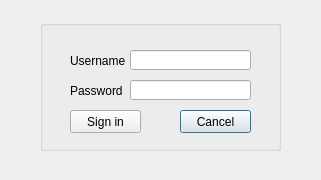
ButterSydUp/Blockbusted, file emp_verification.ui: the form before one commit.
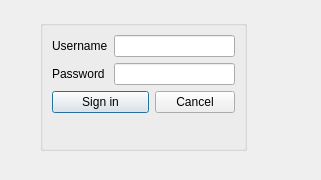
The form after the commit.

```diff
--- a/emp_verification.ui
+++ b/emp_verification.ui
@@ -13,136 +13,85 @@
   <property name="windowTitle">
    <string>Verification</string>
   </property>
-  <widget class="QWidget" name="centralWidget" native="true">
+  <widget class="QToolBar" name="mainToolBar">
    <property name="geometry">
     <rect>
-     <x>0</x>
-     <y>0</y>
-     <width>321</width>
-     <height>190</height>
+     <x>180</x>
+     <y>280</y>
+     <width>4</width>
+     <height>12</height>
     </rect>
    </property>
+  </widget>
+  <widget class="QStatusBar" name="statusBar">
+   <property name="geometry">
+    <rect>
+     <x>180</x>
+     <y>280</y>
+     <width>3</width>
+     <height>18</height>
+    </rect>
+   </property>
+  </widget>
    <widget class="QGroupBox" name="groupBox">
     <property name="geometry">
      <rect>
       <x>40</x>
       <y>20</y>
-      <width>241</width>
+     <width>207</width>
       <height>131</height>
      </rect>
     </property>
     <property name="title">
      <string/>
     </property>
+   <layout class="QGridLayout" name="gridLayout">
+    <item row="0" column="1" colspan="2">
+     <widget class="QLineEdit" name="lineEdit_Username"/>
+    </item>
+    <item row="0" column="0">
     <widget class="QLabel" name="label_2">
-     <property name="geometry">
-      <rect>
-       <x>30</x>
-       <y>30</y>
-       <width>61</width>
-       <height>21</height>
-      </rect>
-     </property>
      <property name="text">
       <string>Username</string>
      </property>
     </widget>
+    </item>
+    <item row="1" column="0">
     <widget class="QLabel" name="label_3">
-     <property name="geometry">
-      <rect>
-       <x>30</x>
-       <y>60</y>
-       <width>61</width>
-       <height>21</height>
-      </rect>
-     </property>
      <property name="text">
       <string>Password</string>
      </property>
     </widget>
-    <widget class="QLineEdit" name="lineEdit_Username">
-     <property name="geometry">
-      <rect>
-       <x>90</x>
-       <y>30</y>
-       <width>121</width>
-       <height>20</height>
-      </rect>
-     </property>
-    </widget>
+    </item>
+    <item row="1" column="1" colspan="2">
     <widget class="QLineEdit" name="lineEdit_Password">
-     <property name="geometry">
-      <rect>
-       <x>90</x>
-       <y>60</y>
-       <width>121</width>
-       <height>20</height>
-      </rect>
-     </property>
      <property name="echoMode">
       <enum>QLineEdit::Password</enum>
      </property>
     </widget>
-    <widget class="QPushButton" name="cancelButton">
-     <property name="geometry">
-      <rect>
-       <x>140</x>
-       <y>90</y>
-       <width>71</width>
-       <height>23</height>
-      </rect>
-     </property>
-     <property name="text">
-      <string>Cancel</string>
-     </property>
-    </widget>
+    </item>
+    <item row="2" column="0" colspan="2">
     <widget class="QPushButton" name="signInButton">
-     <property name="geometry">
-      <rect>
-       <x>30</x>
-       <y>90</y>
-       <width>71</width>
-       <height>23</height>
-      </rect>
-     </property>
      <property name="text">
       <string>Sign in</string>
      </property>
     </widget>
-   </widget>
+    </item>
+    <item row="2" column="2">
+     <widget class="QPushButton" name="cancelButton">
+      <property name="text">
+       <string>Cancel</string>
+      </property>
+     </widget>
+    </item>
+    <item row="3" column="0" colspan="3">
    <widget class="QLabel" name="label">
-    <property name="geometry">
-     <rect>
-      <x>40</x>
-      <y>160</y>
-      <width>221</width>
-      <height>16</height>
-     </rect>
-    </property>
     <property name="text">
      <string/>
     </property>
    </widget>
-  </widget>
-  <widget class="QToolBar" name="mainToolBar">
-   <property name="geometry">
-    <rect>
-     <x>180</x>
-     <y>280</y>
-     <width>4</width>
-     <height>12</height>
-    </rect>
-   </property>
-  </widget>
-  <widget class="QStatusBar" name="statusBar">
-   <property name="geometry">
-    <rect>
-     <x>180</x>
-     <y>280</y>
-     <width>3</width>
-     <height>18</height>
-    </rect>
-   </property>
+    </item>
+   </layout>
   </widget>
  </widget>
  <resources/>
```
Lines whose indentation alone changed are shown as unchanged.
